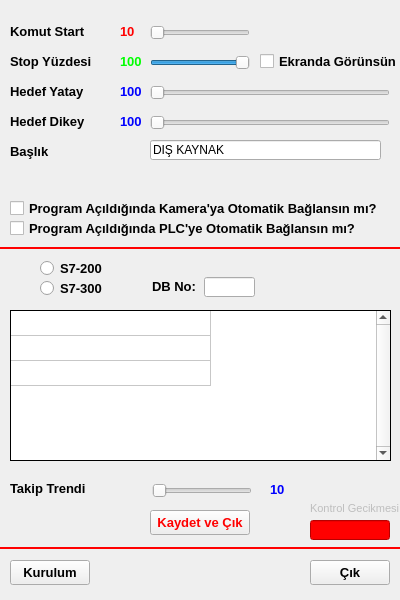
This is settingsform.ui in alikanarya/JTW as Qt 5 draws it before an edit. The edited form follows.
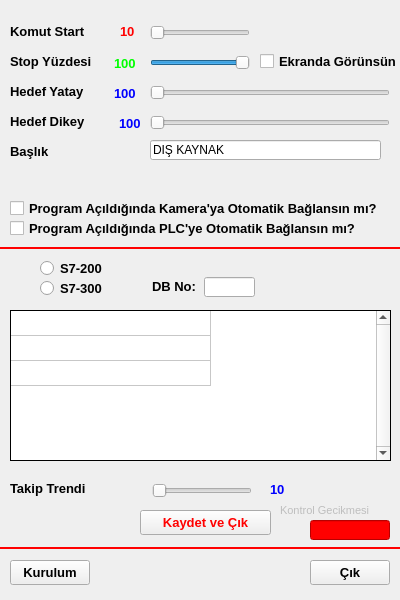
This is the edited form. Icons and pictures are not drawn.

The edit to the form file:
```diff
--- a/settingsform.ui
+++ b/settingsform.ui
@@ -134,9 +134,9 @@
   <widget class="QPushButton" name="saveExitButton">
    <property name="geometry">
     <rect>
-     <x>150</x>
+     <x>140</x>
      <y>510</y>
-     <width>100</width>
+     <width>131</width>
      <height>25</height>
     </rect>
    </property>
@@ -623,10 +623,10 @@
    </property>
    <property name="geometry">
     <rect>
-     <x>310</x>
+     <x>280</x>
      <y>500</y>
-     <width>91</width>
-     <height>16</height>
+     <width>121</width>
+     <height>20</height>
     </rect>
    </property>
    <property name="font">
@@ -690,10 +690,10 @@
   <widget class="QLabel" name="labelTarget">
    <property name="geometry">
     <rect>
-     <x>120</x>
+     <x>114</x>
      <y>83</y>
-     <width>25</width>
-     <height>16</height>
+     <width>31</width>
+     <height>20</height>
     </rect>
    </property>
    <property name="font">
@@ -734,10 +734,10 @@
   <widget class="QLabel" name="labelTargetVert">
    <property name="geometry">
     <rect>
-     <x>120</x>
+     <x>119</x>
      <y>113</y>
-     <width>30</width>
-     <height>16</height>
+     <width>31</width>
+     <height>20</height>
     </rect>
    </property>
    <property name="font">
@@ -782,10 +782,10 @@
   <widget class="QLabel" name="labelErrorScale">
    <property name="geometry">
     <rect>
-     <x>120</x>
+     <x>114</x>
      <y>53</y>
-     <width>25</width>
-     <height>16</height>
+     <width>31</width>
+     <height>20</height>
     </rect>
    </property>
    <property name="font">
```
Left out of the diff: 14 changed lines with no effect on the pictures.
